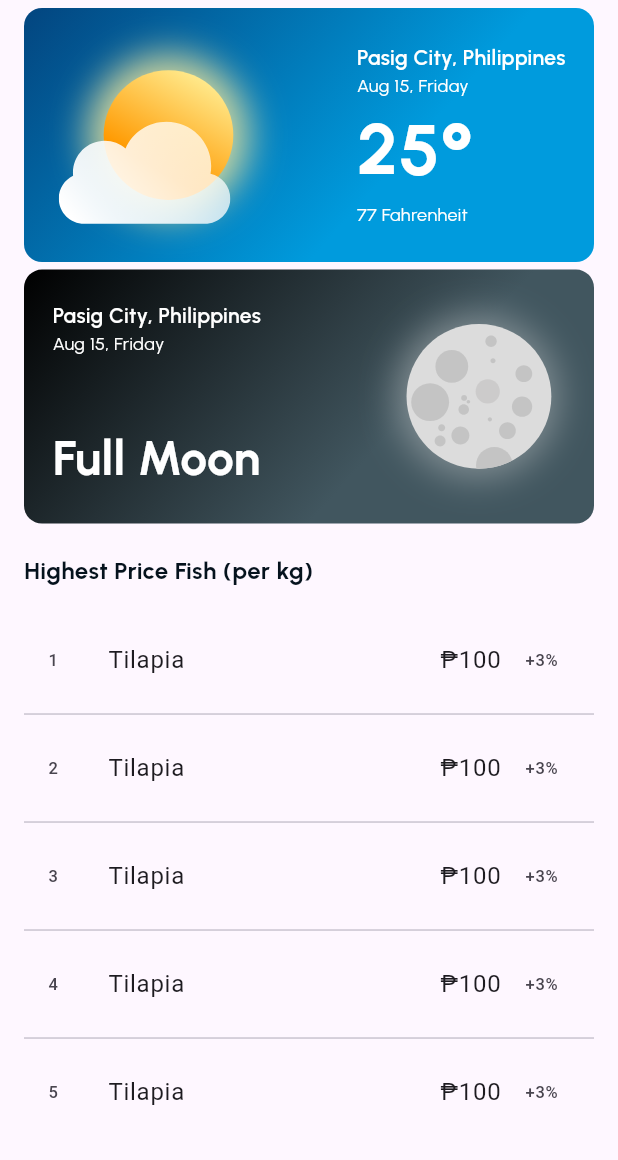
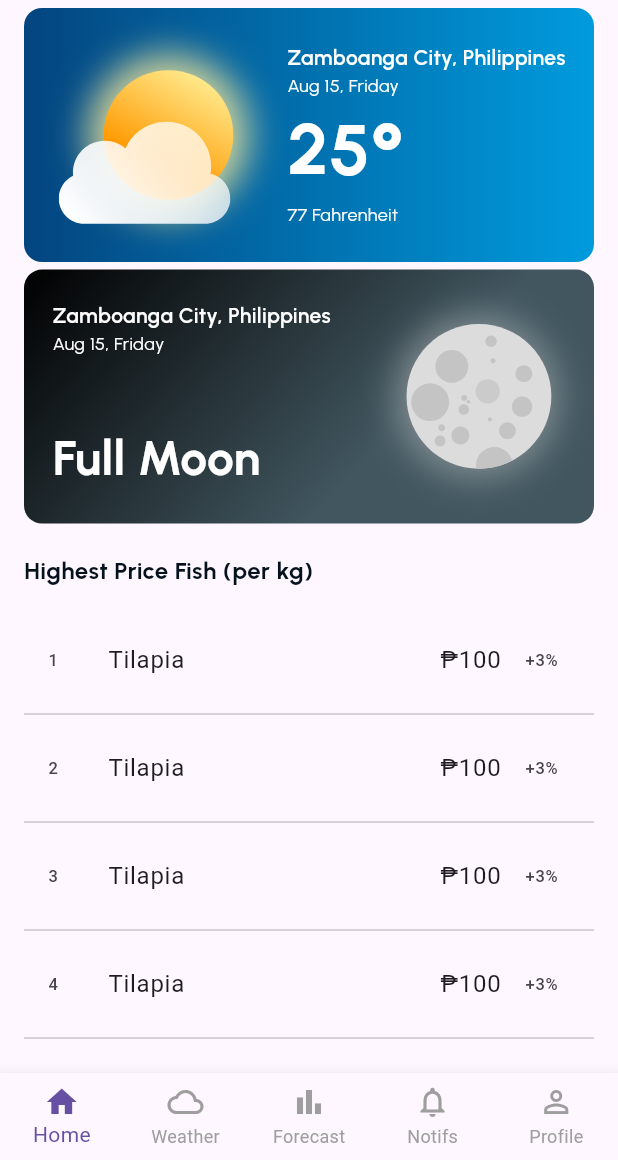
Before and after one commit to KimJihay/2025-CP_FISHCAST, a Flutter app: the screen it shows after launch, on a phone screen of 412 x 824 dp, the part 76-1236 px from its top. Run offline on Flutter 3.47's test engine with Material 3 defaults, Android fonts, the phone set to English and light mode, and no system bars; our stand-ins replace fl_chart, flutter_svg.

Commit message:
add weather & moon widgets to weather pages

```diff
--- a/lib/core/widgets/cards/moon_phases_card.dart
+++ b/lib/core/widgets/cards/moon_phases_card.dart
@@ -28,7 +28,7 @@ class MoonPhasesCard extends StatelessWidget {
                 crossAxisAlignment: CrossAxisAlignment.start,
                 children: [
                   Text(
-                    "Pasig City, Philippines",
+                    "Zamboanga City, Philippines",
                     style: TextStyle(
                       color: kBackgroundColor,
                       fontSize: 14,
--- a/lib/core/widgets/cards/weather_card.dart
+++ b/lib/core/widgets/cards/weather_card.dart
@@ -11,8 +11,8 @@ class WeatherCard extends StatelessWidget {
       decoration: BoxDecoration(
         borderRadius: BorderRadius.circular(12),
         gradient: LinearGradient(
-          begin: Alignment.topLeft,
-          end: Alignment.bottomCenter,
+          begin: Alignment.centerLeft,
+          end: Alignment.centerRight,
           colors: [Color(0xFF03457F), Color(0xFF009BDD)],
         ),
       ),
@@ -81,7 +81,7 @@ class WeatherCard extends StatelessWidget {
                 crossAxisAlignment: CrossAxisAlignment.start,
                 children: [
                   Text(
-                    "Pasig City, Philippines",
+                    "Zamboanga City, Philippines",
                     style: TextStyle(
                       color: kBackgroundColor,
                       fontSize: 14,
--- a/lib/features/dashboard.dart
+++ b/lib/features/dashboard.dart
@@ -1,5 +1,5 @@
 import 'package:fishcast/core/utils/constants.dart';
-import 'package:fishcast/core/widgets/appbar.dart';
+import 'package:fishcast/core/widgets/bar/appbar.dart';
 import 'package:fishcast/core/widgets/cards/moon_phases_card.dart';
 import 'package:fishcast/core/widgets/graph/graph.dart';
 import 'package:fishcast/core/widgets/graph/linechart_widget.dart';
@@ -34,7 +34,6 @@ class _DashboardPageState extends State<DashboardPage> {
       setState(() {
         dropdownValue = newValue;
       });
-      // Here you can add code to update the chart based on the selected fish type
     }
   }
 
--- a/lib/main.dart
+++ b/lib/main.dart
@@ -1,4 +1,6 @@
 import 'package:fishcast/features/dashboard.dart';
+import 'package:fishcast/features/notifications.dart';
+import 'package:fishcast/features/weather/weather.dart';
 import 'package:flutter/material.dart';
 
 void main() {
@@ -10,6 +12,82 @@ class MainApp extends StatelessWidget {
 
   @override
   Widget build(BuildContext context) {
-    return const MaterialApp(home: DashboardPage());
+    return const MaterialApp(
+      debugShowCheckedModeBanner: false,
+      home: MainNavigation(),
+    );
   }
 }
+
+class MainNavigation extends StatefulWidget {
+  const MainNavigation({super.key});
+
+  @override
+  State<MainNavigation> createState() => _MainNavigationState();
+}
+
+class _MainNavigationState extends State<MainNavigation> {
+  int _selectedIndex = 0;
+  late final List<Widget> _pages;
+
+  @override
+  void initState() {
+    super.initState();
+    _pages = <Widget>[
+      const DashboardPage(),
+      const WeatherPage(),
+      const Center(child: Text('Forecast')),
+      const NotificationsPage(),
+      const Center(child: Text('Profile')),
+    ];
+  }
+
+  void _onItemTapped(int index) {
+    setState(() {
+      _selectedIndex = index;
+    });
+  }
+
+  @override
+  Widget build(BuildContext context) {
+    return Scaffold(
+      body: IndexedStack(index: _selectedIndex, children: _pages),
+      bottomNavigationBar: BottomNavigationBar(
+        type: BottomNavigationBarType.fixed,
+        currentIndex: _selectedIndex,
+        onTap: _onItemTapped,
+        selectedItemColor: Theme.of(context).primaryColor,
+        unselectedItemColor: Colors.grey,
+        showSelectedLabels: true,
+        showUnselectedLabels: true,
+        items: const [
+          BottomNavigationBarItem(
+            icon: Icon(Icons.home_outlined),
+            activeIcon: Icon(Icons.home),
+            label: 'Home',
+          ),
+          BottomNavigationBarItem(
+            icon: Icon(Icons.cloud_outlined),
+            activeIcon: Icon(Icons.cloud),
+            label: 'Weather',
+          ),
+          BottomNavigationBarItem(
+            icon: Icon(Icons.bar_chart_outlined),
+            activeIcon: Icon(Icons.bar_chart),
+            label: 'Forecast',
+          ),
+          BottomNavigationBarItem(
+            icon: Icon(Icons.notifications_none),
+            activeIcon: Icon(Icons.notifications),
+            label: 'Notifs',
+          ),
+          BottomNavigationBarItem(
+            icon: Icon(Icons.person_outline),
+            activeIcon: Icon(Icons.person),
+            label: 'Profile',
+          ),
+        ],
+      ),
+    );
+  }
+}
--- a/pubspec.yaml
+++ b/pubspec.yaml
@@ -12,6 +12,7 @@ dependencies:
   flutter_svg: ^2.2.0
   google_fonts: ^6.3.0
   fl_chart: ^1.0.0
+  smooth_page_indicator: ^1.1.0
 
 dev_dependencies:
   flutter_test:
```
Also changed, not shown: lib/core/widgets/bar/notifbar.dart (added, +36 -0 lines), lib/features/notifications.dart (+7 -1 lines), lib/features/weather/weather.dart (added, +92 -0 lines), lib/features/weather/widgets/moon_phases_card.dart (added, +28 -0 lines), lib/features/weather/widgets/weather_forecast_card.dart (added, +28 -0 lines), lib/core/widgets/bar/appbar.dart (renamed from lib/core/widgets/appbar.dart), lib/features/weather.dart (deleted), pubspec.lock.
